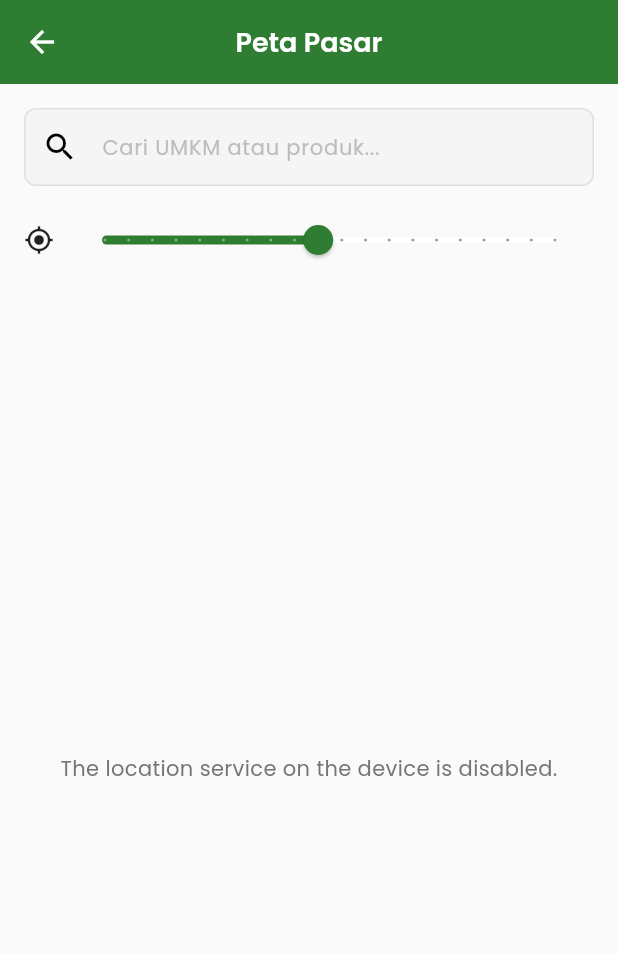
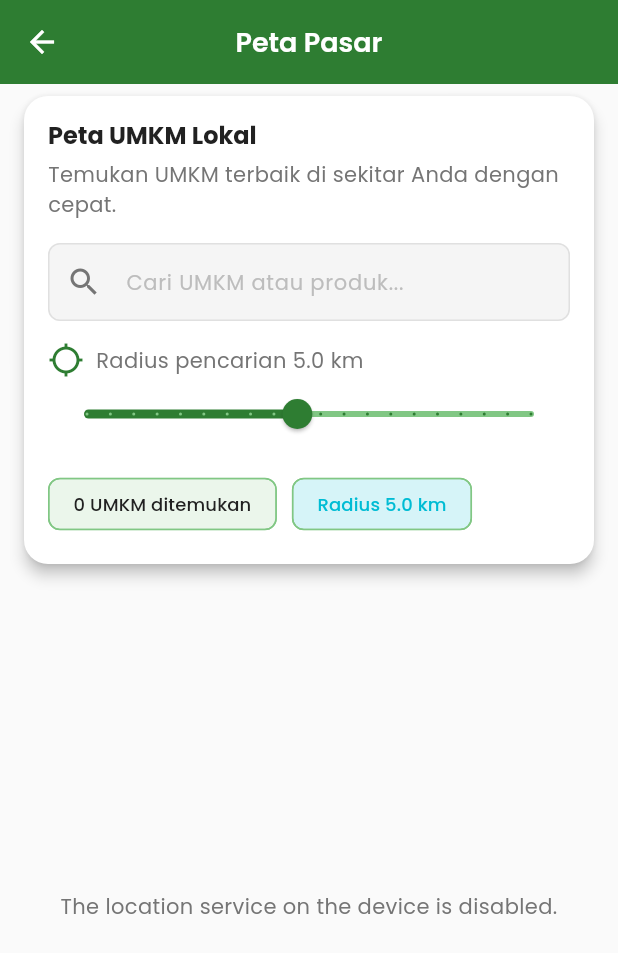
Before and after one commit to 1khsan2610/LOKAL_APP, a Flutter app: the MarketMapScreen screen opened directly, on a phone screen of 412 x 824 dp. Shown: the top 953 px of the screen. Run offline on Flutter 3.47's test engine with Material 3 defaults, Android fonts, the phone set to English and light mode, and no system bars; our stand-ins replace cached_network_image, dio, firebase_messaging, flutter_local_notifications, flutter_riverpod, flutter_secure_storage and 6 more; accounts and stored records are empty.

Commit message:
mengubah tampilan

```diff
--- a/frontend/lib/screens/market_map/market_map_screen.dart
+++ b/frontend/lib/screens/market_map/market_map_screen.dart
@@ -216,6 +216,116 @@ class _MarketMapScreenState extends ConsumerState<MarketMapScreen> {
     );
   }
 
+  Widget _buildSearchSection(AsyncValue<List<UMKM>> umkmState) {
+    final foundCount = umkmState.maybeWhen(
+      data: (list) => _filterUmkm(list).length,
+      orElse: () => 0,
+    );
+
+    return Padding(
+      padding: const EdgeInsets.symmetric(
+        horizontal: AppNumbers.paddingMedium,
+        vertical: AppNumbers.paddingSmall,
+      ),
+      child: Material(
+        color: AppTheme.surfaceColor,
+        elevation: AppNumbers.elevationMedium,
+        borderRadius: BorderRadius.circular(AppNumbers.largeBorderRadius),
+        child: Padding(
+          padding: const EdgeInsets.all(AppNumbers.paddingMedium),
+          child: Column(
+            crossAxisAlignment: CrossAxisAlignment.stretch,
+            children: [
+              Text(
+                'Peta UMKM Lokal',
+                style: Theme.of(context).textTheme.titleLarge?.copyWith(
+                      color: AppTheme.textPrimary,
+                      fontWeight: FontWeight.w700,
+                    ),
+              ),
+              const SizedBox(height: 6),
+              Text(
+                'Temukan UMKM terbaik di sekitar Anda dengan cepat.',
+                style: Theme.of(context).textTheme.bodyMedium,
+              ),
+              const SizedBox(height: 16),
+              CustomTextField(
+                controller: _searchController,
+                onChanged: (_) => _onSearchChanged(),
+                hint: 'Cari UMKM atau produk...',
+                prefixIcon:
+                    const Icon(Icons.search, color: AppTheme.textSecondary),
+                suffixIcon: _searchController.text.isNotEmpty
+                    ? const Icon(Icons.close, color: AppTheme.textSecondary)
+                    : null,
+                onSuffixTap: () {
+                  _searchController.clear();
+                  _onSearchChanged();
+                },
+              ),
+              const SizedBox(height: 14),
+              Row(
+                children: [
+                  const Icon(Icons.location_searching,
+                      color: AppTheme.primaryColor),
+                  const SizedBox(width: 8),
+                  Expanded(
+                    child: Text(
+                      'Radius pencarian ${_selectedRadius.toStringAsFixed(1)} km',
+                      style: Theme.of(context).textTheme.bodyMedium,
+                    ),
+                  ),
+                ],
+              ),
+              Slider(
+                value: _selectedRadius,
+                min: AppConstants.minSearchRadius,
+                max: AppConstants.maxSearchRadius,
+                divisions: 19,
+                activeColor: AppTheme.primaryColor,
+                inactiveColor: AppTheme.primaryLight,
+                label: '${_selectedRadius.toStringAsFixed(1)} km',
+                onChanged: (value) {
+                  setState(() {
+                    _selectedRadius = value;
+                  });
+                },
+                onChangeEnd: (_) async {
+                  await _fetchNearbyUmkm();
+                },
+              ),
+              const SizedBox(height: 12),
+              Wrap(
+                spacing: 10,
+                runSpacing: 10,
+                children: [
+                  Chip(
+                    backgroundColor:
+                        AppTheme.primaryLight.withOpacity(0.16),
+                    label: Text(
+                      '${foundCount} UMKM ditemukan',
+                      style: Theme.of(context).textTheme.titleSmall,
+                    ),
+                  ),
+                  Chip(
+                    backgroundColor:
+                        AppTheme.accentColor.withOpacity(0.16),
+                    label: Text(
+                      'Radius ${_selectedRadius.toStringAsFixed(1)} km',
+                      style: Theme.of(context).textTheme.titleSmall?.copyWith(
+                            color: AppTheme.accentColor,
+                          ),
+                    ),
+                  ),
+                ],
+              ),
+            ],
+          ),
+        ),
+      ),
+    );
+  }
+
   Widget _buildMap(List<UMKM> nearbyUmkm) {
     if (_currentPosition == null) {
       return Center(
@@ -229,12 +339,23 @@ class _MarketMapScreenState extends ConsumerState<MarketMapScreen> {
     final filteredUmkm = _filterUmkm(nearbyUmkm);
     final markers = _buildMarkers(filteredUmkm);
 
-    return Stack(
+    return Padding(
+      padding: const EdgeInsets.symmetric(
+        horizontal: AppNumbers.paddingMedium,
+        vertical: AppNumbers.paddingSmall,
+      ),
+      child: Material(
+        elevation: AppNumbers.elevationMedium,
+        borderRadius: BorderRadius.circular(AppNumbers.largeBorderRadius),
+        clipBehavior: Clip.hardEdge,
+        child: Stack(
           children: [
             GoogleMap(
               initialCameraPosition: CameraPosition(
-            target:
-                LatLng(_currentPosition!.latitude, _currentPosition!.longitude),
+                target: LatLng(
+                  _currentPosition!.latitude,
+                  _currentPosition!.longitude,
+                ),
                 zoom: 14,
               ),
               onMapCreated: (controller) {
@@ -249,7 +370,9 @@ class _MarketMapScreenState extends ConsumerState<MarketMapScreen> {
                 Circle(
                   circleId: const CircleId('radiusCircle'),
                   center: LatLng(
-                  _currentPosition!.latitude, _currentPosition!.longitude),
+                    _currentPosition!.latitude,
+                    _currentPosition!.longitude,
+                  ),
                   radius: _selectedRadius * 1000,
                   fillColor: AppTheme.primaryColor.withOpacity(0.08),
                   strokeColor: AppTheme.primaryColor.withOpacity(0.35),
@@ -260,15 +383,80 @@ class _MarketMapScreenState extends ConsumerState<MarketMapScreen> {
               mapType: MapType.normal,
             ),
             Positioned(
-          top: 12,
-          right: 12,
+              top: 14,
+              right: 14,
               child: FloatingActionButton.small(
                 onPressed: _moveCameraToCurrentLocation,
                 backgroundColor: AppTheme.surfaceColor,
-            child: const Icon(Icons.my_location, color: AppTheme.primaryColor),
+                child: const Icon(Icons.my_location,
+                    color: AppTheme.primaryColor),
+              ),
+            ),
+            Positioned(
+              left: 16,
+              right: 16,
+              bottom: 16,
+              child: Container(
+                padding: const EdgeInsets.symmetric(
+                  horizontal: AppNumbers.paddingMedium,
+                  vertical: AppNumbers.paddingSmall,
+                ),
+                decoration: BoxDecoration(
+                  color: Colors.white.withOpacity(0.95),
+                  borderRadius: BorderRadius.circular(14),
+                  boxShadow: [
+                    BoxShadow(
+                      color: AppTheme.shadowColor,
+                      blurRadius: 20,
+                      offset: const Offset(0, 8),
+                    ),
+                  ],
+                ),
+                child: Row(
+                  mainAxisAlignment: MainAxisAlignment.spaceBetween,
+                  children: [
+                    Row(
+                      children: [
+                        const Icon(
+                          Icons.map_outlined,
+                          color: AppTheme.primaryColor,
+                        ),
+                        const SizedBox(width: 10),
+                        Column(
+                          crossAxisAlignment: CrossAxisAlignment.start,
+                          children: [
+                            Text(
+                              '${filteredUmkm.length} lokasi terdekat',
+                              style: Theme.of(context)
+                                  .textTheme
+                                  .titleMedium
+                                  ?.copyWith(
+                                    fontWeight: FontWeight.w600,
+                                  ),
+                            ),
+                            Text(
+                              'Tempat UMKM di dalam radius Anda',
+                              style: Theme.of(context).textTheme.bodySmall,
+                            ),
+                          ],
+                        ),
+                      ],
+                    ),
+                    Chip(
+                      backgroundColor:
+                          AppTheme.primaryLight.withOpacity(0.16),
+                      label: Text(
+                        '${_selectedRadius.toStringAsFixed(1)} km',
+                        style: Theme.of(context).textTheme.bodySmall,
                       ),
                     ),
                   ],
+                ),
+              ),
+            ),
+          ],
+        ),
+      ),
     );
   }
 
@@ -282,48 +470,7 @@ class _MarketMapScreenState extends ConsumerState<MarketMapScreen> {
       ),
       body: Column(
         children: [
-          Padding(
-            padding: const EdgeInsets.all(AppNumbers.paddingMedium),
-            child: Column(
-              children: [
-                TextField(
-                  controller: _searchController,
-                  onChanged: (_) => _onSearchChanged(),
-                  decoration: InputDecoration(
-                    hintText: 'Cari UMKM atau produk...',
-                    prefixIcon: const Icon(Icons.search),
-                    border: OutlineInputBorder(
-                      borderRadius: BorderRadius.circular(8),
-                    ),
-                  ),
-                ),
-                const SizedBox(height: 12),
-                Row(
-                  children: [
-                    const Icon(Icons.my_location, size: 20),
-                    const SizedBox(width: 8),
-                    Expanded(
-                      child: Slider(
-                        value: _selectedRadius,
-                        min: AppConstants.minSearchRadius,
-                        max: AppConstants.maxSearchRadius,
-                        divisions: 19,
-                        label: '${_selectedRadius.toStringAsFixed(1)} km',
-                        onChanged: (value) {
-                          setState(() {
-                            _selectedRadius = value;
-                          });
-                        },
-                        onChangeEnd: (_) async {
-                          await _fetchNearbyUmkm();
-                        },
-                      ),
-                    ),
-                  ],
-                ),
-              ],
-            ),
-          ),
+          _buildSearchSection(umkmState),
           Expanded(
             child: _isLoadingLocation
                 ? const Center(child: CircularProgressIndicator())
```
Lines whose indentation alone changed are shown as unchanged.
